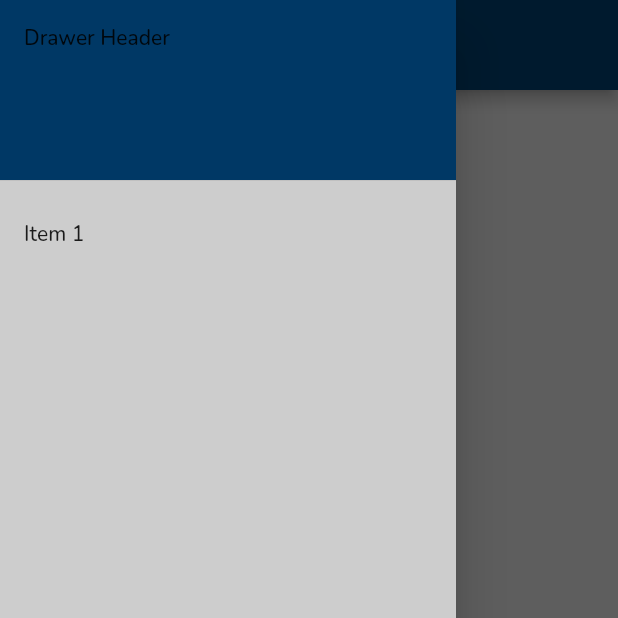
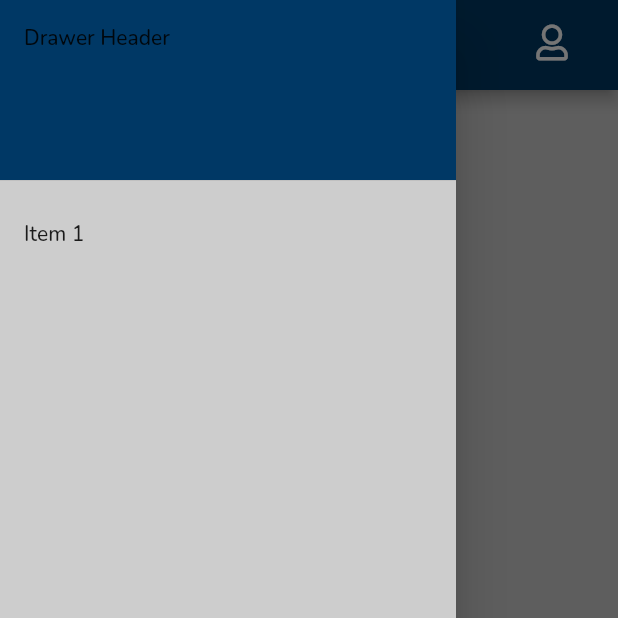
Before and after one commit to deccygpm/UofG-Prepare, a Flutter app: the screen it shows once a user with an empty profile is signed in, after a tap on an icon or button, on a phone screen of 412 x 824 dp, the top half of it. Run offline on Flutter 3.47's test engine with Material 2 defaults, Android fonts, the phone set to English and light mode, and no system bars; our stand-ins replace firebase_auth, firebase_core, flutter_signin_button, font_awesome_flutter, google_fonts, google_sign_in and 1 more; accounts and stored records are empty; network calls fail.

Commit message:
Added profile page, improved UI on login page

```diff
--- a/lib/login/login.dart
+++ b/lib/login/login.dart
@@ -14,17 +14,31 @@ class LoginScreen extends StatelessWidget {
     return Scaffold(
       appBar: const CustomAppBar(),
       drawer: const CustomDrawer(),
-      body: Column(
-        children: [
-          ElevatedButton(
+      body: Center(
+        child: Column(
+          children: [
+            SignInButtonBuilder(
+              backgroundColor: Colors.white,
               onPressed: () async {
                 await authService.guestLogin();
               },
-              child: const Text("guest")),
-          SignInButton(Buttons.Google, onPressed: () async {
-            await authService.googleLogin();
-          })
-        ],
+              text: 'Guest',
+              icon: Icons.verified_user_rounded,
+              fontSize: 14.0,
+              iconColor: Colors.black,
+              textColor: Colors.black,
+            ),
+            SignInButton(Buttons.Google, onPressed: () async {
+              await authService.googleLogin();
+            }),
+            SignInButton(
+              Buttons.Apple,
+              onPressed: () async {
+                await authService.signInWithApple();
+              },
+            ),
+          ],
+        ),
       ),
     );
   }
--- a/lib/routes.dart
+++ b/lib/routes.dart
@@ -1,9 +1,11 @@
 import 'package:l2_transition/home/home.dart';
 import 'package:l2_transition/login/login.dart';
+import 'package:l2_transition/profile/profile.dart';
 import 'package:l2_transition/selection/selection.dart';
 
 var appRoutes = {
   '/': (context) => const Home(),
   '/login': (context) => LoginScreen(),
   '/selection': (context) => SelectionScreen(),
+  '/profile': (context) => const UserProfilePage(),
 };
--- a/lib/selection/selection.dart
+++ b/lib/selection/selection.dart
@@ -11,11 +11,6 @@ class SelectionScreen extends StatelessWidget {
     return Scaffold(
         appBar: const CustomAppBar(),
         drawer: const CustomDrawer(),
-        body: Center(
-            child: ElevatedButton(
-                onPressed: () async {
-                  await authService.logout();
-                },
-                child: const Text("logout"))));
+        body: Center(child: Text("selection page")));
   }
 }
--- a/lib/shared/app_bar.dart
+++ b/lib/shared/app_bar.dart
@@ -1,5 +1,6 @@
 import 'package:flutter/material.dart';
 import 'package:font_awesome_flutter/font_awesome_flutter.dart';
+import 'package:l2_transition/services/auth.dart';
 
 class CustomAppBar extends StatelessWidget implements PreferredSizeWidget {
   const CustomAppBar({
@@ -11,6 +12,9 @@ class CustomAppBar extends StatelessWidget implements PreferredSizeWidget {
 
   @override
   Widget build(BuildContext context) {
+    return StreamBuilder(
+        stream: AuthService().userStream,
+        builder: (context, snapshot) {
           return AppBar(
             leading: Padding(
               padding: const EdgeInsets.fromLTRB(20.0, 0, 0, 0),
@@ -29,6 +33,24 @@ class CustomAppBar extends StatelessWidget implements PreferredSizeWidget {
                 'assets/image/uofg-logo.jpg',
                 scale: 8,
               ),
-        ));
+            ),
+            actions: <Widget>[
+              Padding(
+                padding: const EdgeInsets.fromLTRB(0.0, 0.0, 20.0, 0.0),
+                child: IconButton(
+                  onPressed: () => {
+                    if (snapshot.hasData)
+                      {Navigator.pushNamed(context, '/profile')}
+                    else
+                      {
+                        {Navigator.pushNamed(context, '/login')}
+                      }
+                  },
+                  icon: const Icon(FontAwesomeIcons.user),
+                ),
+              ),
+            ],
+          );
+        });
   }
 }
```
Also changed, not shown: lib/profile/profile.dart (added, +34 -0 lines), lib/services/auth.dart (+51 -1 lines), assets/image/uofg-logo-large.jpg (added), 1 other file. Lines whose indentation alone changed are shown as unchanged.
